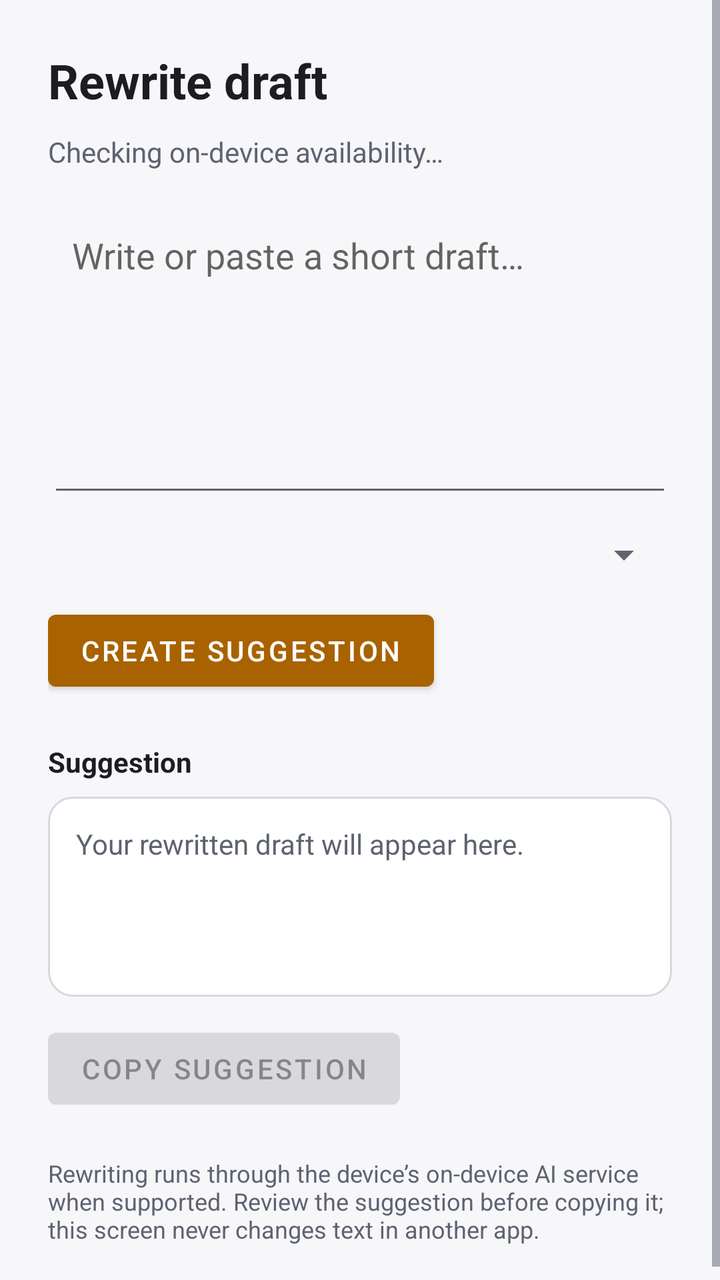
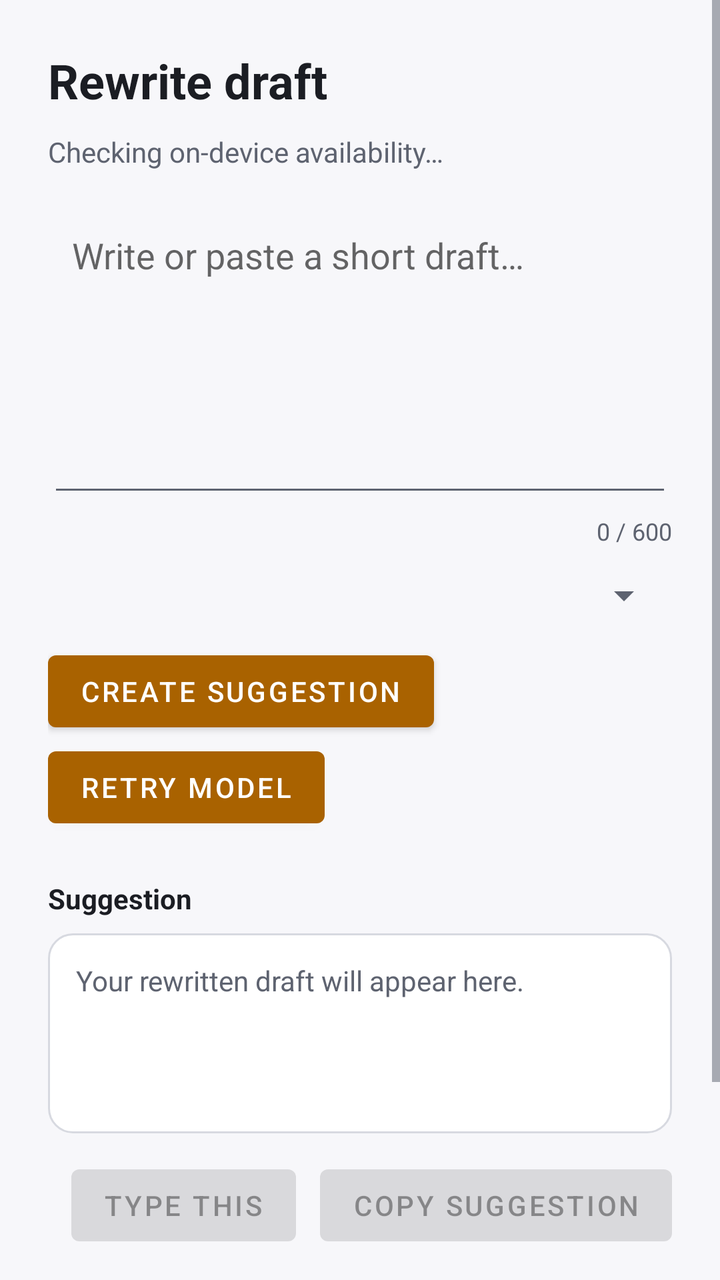

Two renders of the same Android screen: before a commit and after it. Below are the layout's source before the change and the commit's diff.
<!-- AndroidManifest.xml: application theme Theme.HumanTypingIME -->
<!-- res/layout/activity_safe_rewrite.xml -->
<?xml version="1.0" encoding="utf-8"?>
<ScrollView xmlns:android="http://schemas.android.com/apk/res/android"
    android:layout_width="match_parent"
    android:layout_height="match_parent"
    android:fillViewport="true">
    <LinearLayout
        android:layout_width="match_parent"
        android:layout_height="wrap_content"
        android:orientation="vertical"
        android:padding="24dp">
        <TextView android:layout_width="match_parent" android:layout_height="wrap_content"
            android:text="Rewrite draft" android:textColor="@color/text_primary"
            android:textSize="24sp" android:textStyle="bold" />
        <TextView android:id="@+id/tv_rewrite_status" android:layout_width="match_parent"
            android:layout_height="wrap_content" android:layout_marginTop="10dp"
            android:text="Checking on-device availability…" android:textColor="@color/text_secondary" />
        <EditText android:id="@+id/et_rewrite_input" android:layout_width="match_parent"
            android:layout_height="150dp" android:layout_marginTop="18dp" android:gravity="top|start"
            android:hint="Write or paste a short draft…" android:inputType="textMultiLine|textCapSentences"
            android:padding="12dp" />
        <Spinner android:id="@+id/sp_rewrite_tone" android:layout_width="match_parent"
            android:layout_height="wrap_content" android:layout_marginTop="12dp" />
        <Button android:id="@+id/btn_rewrite_draft" android:layout_width="wrap_content"
            android:layout_height="wrap_content" android:layout_marginTop="12dp" android:text="Create suggestion" />
        <TextView android:layout_width="match_parent" android:layout_height="wrap_content"
            android:layout_marginTop="22dp" android:text="Suggestion" android:textColor="@color/text_primary"
            android:textStyle="bold" />
        <TextView android:id="@+id/tv_rewrite_output" android:layout_width="match_parent"
            android:layout_height="wrap_content" android:layout_marginTop="8dp" android:minHeight="100dp"
            android:background="@drawable/bg_card" android:padding="14dp" android:text="Your rewritten draft will appear here."
            android:textColor="@color/text_secondary" android:textIsSelectable="true" />
        <Button android:id="@+id/btn_copy_rewrite" android:layout_width="wrap_content"
            android:layout_height="wrap_content" android:layout_marginTop="12dp" android:enabled="false" android:text="Copy suggestion" />
        <TextView android:layout_width="match_parent" android:layout_height="wrap_content"
            android:layout_marginTop="20dp" android:text="Rewriting runs through the device’s on-device AI service when supported. Review the suggestion before copying it; this screen never changes text in another app."
            android:textColor="@color/text_secondary" android:textSize="12sp" />
    </LinearLayout>
</ScrollView>
<!-- resources referenced by this layout -->
<resources>
  <color name="text_primary">#1B1D23</color>
  <color name="text_secondary">#5E6370</color>
  <!-- drawable bg_card (drawable) -->
  <shape xmlns:android="http://schemas.android.com/apk/res/android" android:shape="rectangle">
      <solid android:color="@color/bg_surface"/><corners android:radius="@dimen/radius_m"/>
      <stroke android:width="1dp" android:color="@color/divider"/>
  </shape>
  <style name="Theme.HumanTypingIME" parent="Theme.MaterialComponents.DayNight.NoActionBar">
          <item name="android:windowBackground">@color/bg_root</item>
          <item name="android:statusBarColor">@color/bg_root</item>
          <item name="android:navigationBarColor">@color/bg_root</item>
          <item name="android:windowLightStatusBar">false</item>
          <item name="colorPrimary">@color/accent</item>
          <item name="colorAccent">@color/accent</item>
          <item name="android:textColorPrimary">@color/text_primary</item>
          <item name="android:textColorSecondary">@color/text_secondary</item>
      </style>
  <color name="bg_surface">#FFFFFF</color>
  <dimen name="radius_m">12dp</dimen>
  <color name="divider">#D7D9E0</color>
  <color name="bg_root">#F7F7FA</color>
  <color name="accent">#A96200</color>
</resources>

<!-- the commit's change to res/layout/activity_safe_rewrite.xml (unified diff, before → after) -->
@@ -18,10 +18,15 @@
             android:layout_height="150dp" android:layout_marginTop="18dp" android:gravity="top|start"
             android:hint="Write or paste a short draft…" android:inputType="textMultiLine|textCapSentences"
             android:padding="12dp" />
+        <TextView android:id="@+id/tv_char_count" android:layout_width="match_parent"
+            android:layout_height="wrap_content" android:layout_marginTop="4dp" android:gravity="end"
+            android:text="0 / 600" android:textColor="@color/text_secondary" android:textSize="12sp" />
         <Spinner android:id="@+id/sp_rewrite_tone" android:layout_width="match_parent"
             android:layout_height="wrap_content" android:layout_marginTop="12dp" />
         <Button android:id="@+id/btn_rewrite_draft" android:layout_width="wrap_content"
             android:layout_height="wrap_content" android:layout_marginTop="12dp" android:text="Create suggestion" />
+        <Button android:id="@+id/btn_retry_model" android:layout_width="wrap_content"
+            android:layout_height="wrap_content" android:text="Retry model" />
         <TextView android:layout_width="match_parent" android:layout_height="wrap_content"
             android:layout_marginTop="22dp" android:text="Suggestion" android:textColor="@color/text_primary"
             android:textStyle="bold" />
@@ -29,10 +34,15 @@
             android:layout_height="wrap_content" android:layout_marginTop="8dp" android:minHeight="100dp"
             android:background="@drawable/bg_card" android:padding="14dp" android:text="Your rewritten draft will appear here."
             android:textColor="@color/text_secondary" android:textIsSelectable="true" />
-        <Button android:id="@+id/btn_copy_rewrite" android:layout_width="wrap_content"
-            android:layout_height="wrap_content" android:layout_marginTop="12dp" android:enabled="false" android:text="Copy suggestion" />
+        <LinearLayout android:layout_width="match_parent" android:layout_height="wrap_content"
+            android:layout_marginTop="12dp" android:gravity="end" android:orientation="horizontal">
+            <Button android:id="@+id/btn_type_rewrite" android:layout_width="wrap_content"
+                android:layout_height="wrap_content" android:enabled="false" android:text="Type this" />
+            <Button android:id="@+id/btn_copy_rewrite" android:layout_width="wrap_content"
+                android:layout_height="wrap_content" android:layout_marginStart="12dp" android:enabled="false" android:text="Copy suggestion" />
+        </LinearLayout>
         <TextView android:layout_width="match_parent" android:layout_height="wrap_content"
-            android:layout_marginTop="20dp" android:text="Rewriting runs through the device’s on-device AI service when supported. Review the suggestion before copying it; this screen never changes text in another app."
+            android:layout_marginTop="20dp" android:text="Rewriting runs through the device’s on-device AI service when supported. Review the suggestion before copying. Type this queues it for the next text field you open in another app within 30 seconds. Clipboard cleanup runs while the app is running and Android allows clipboard access."
             android:textColor="@color/text_secondary" android:textSize="12sp" />
     </LinearLayout>
 </ScrollView>
